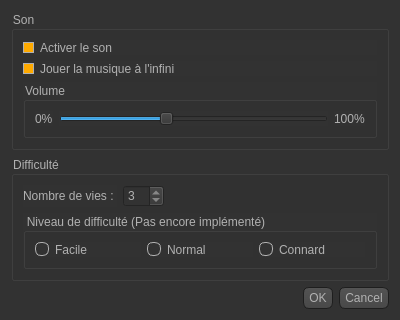
First picture: the form in vue/parametresson.ui, repository mourad1081/LaRevancheDesIndustriels, before the edit.
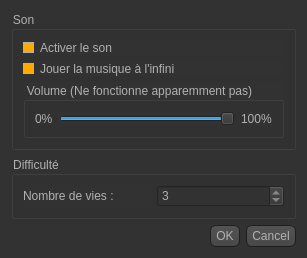
Second picture: the form after the edit. Icons and pictures are not drawn.

Diff of the .ui file:
```diff
--- a/vue/parametresson.ui
+++ b/vue/parametresson.ui
@@ -6,8 +6,8 @@
    <rect>
     <x>0</x>
     <y>0</y>
-    <width>400</width>
-    <height>300</height>
+    <width>307</width>
+    <height>231</height>
    </rect>
   </property>
   <property name="windowTitle">
@@ -507,7 +507,7 @@
       <item>
        <widget class="QGroupBox" name="groupBox">
         <property name="title">
-         <string>Volume</string>
+         <string>Volume (Ne fonctionne apparemment pas)</string>
         </property>
         <layout class="QHBoxLayout" name="horizontalLayout">
          <item>
@@ -520,10 +520,10 @@
          <item>
           <widget class="QSlider" name="sliderVolume">
            <property name="maximum">
-            <number>127</number>
+            <number>100</number>
            </property>
            <property name="value">
-            <number>50</number>
+            <number>100</number>
            </property>
            <property name="orientation">
             <enum>Qt::Horizontal</enum>
@@ -565,54 +565,8 @@
           </property>
          </widget>
         </item>
-        <item>
-         <spacer name="horizontalSpacer">
-          <property name="orientation">
-           <enum>Qt::Horizontal</enum>
-          </property>
-          <property name="sizeHint" stdset="0">
-           <size>
-            <width>40</width>
-            <height>20</height>
-           </size>
-          </property>
-         </spacer>
-        </item>
        </layout>
       </item>
-      <item>
-       <widget class="QGroupBox" name="groupBox_4">
-        <property name="title">
-         <string>Niveau de difficulté (Pas encore implémenté)</string>
-        </property>
-        <layout class="QHBoxLayout" name="horizontalLayout_3">
-         <item>
-          <widget class="QRadioButton" name="radioDifficulteFacile">
-           <property name="text">
-            <string>Facile</string>
-           </property>
-          </widget>
-         </item>
-         <item>
-          <widget class="QRadioButton" name="radioDifficulteNormal">
-           <property name="text">
-            <string>Normal</string>
-           </property>
-           <property name="checked">
-            <bool>true</bool>
-           </property>
-          </widget>
-         </item>
-         <item>
-          <widget class="QRadioButton" name="radioDifficulteConnard">
-           <property name="text">
-            <string>Connard</string>
-           </property>
-          </widget>
-         </item>
-        </layout>
-       </widget>
-      </item>
      </layout>
     </widget>
    </item>
```
